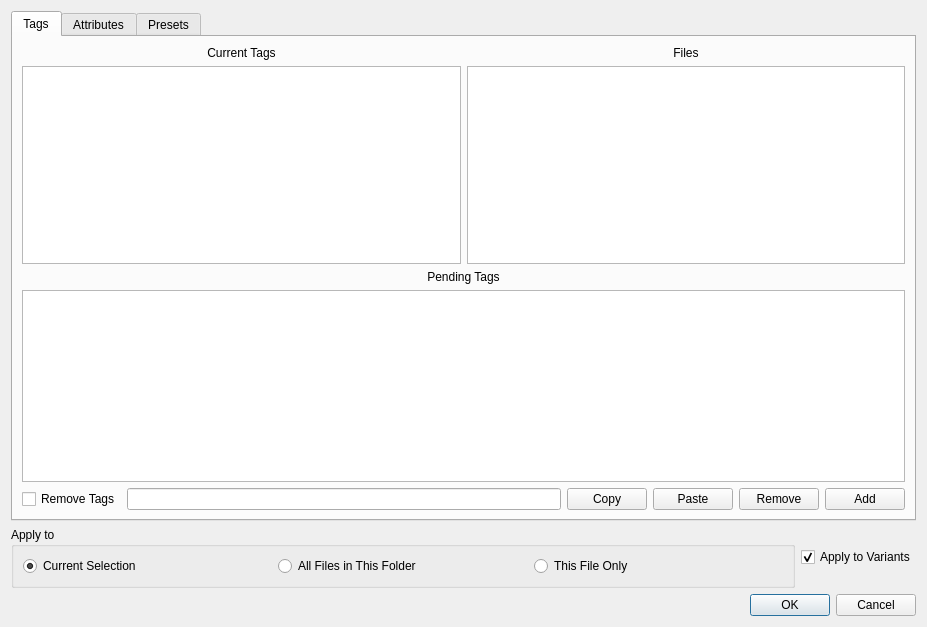
First picture: the form in ui/metadata_dialog.ui, repository DiamondHawk8/Oculus, before the edit.
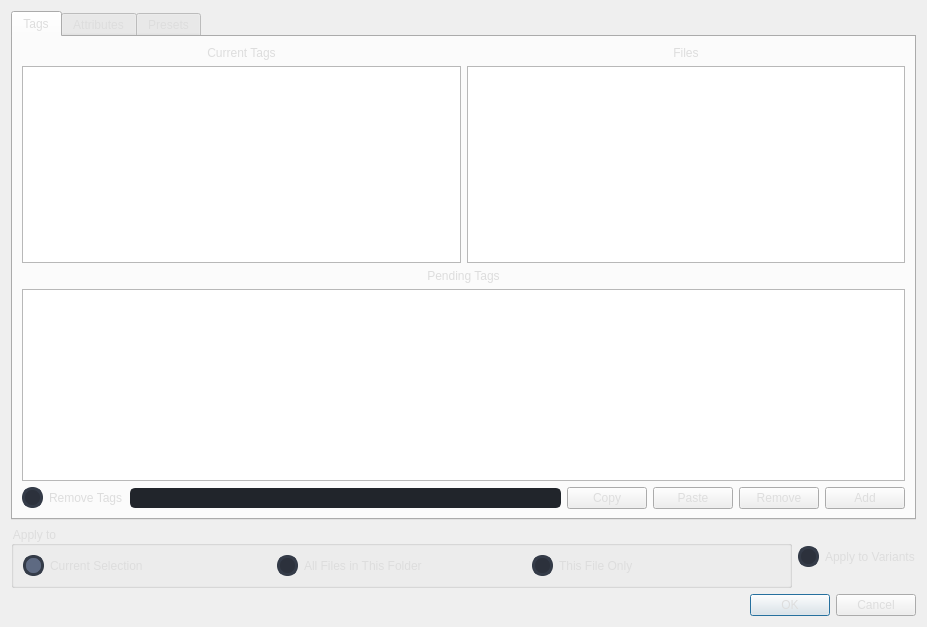
Second picture: the form after the edit. Icons and pictures are not drawn.

Commit message: Apply stylesheet to metadata_dialog.ui

Diff of the .ui file:
```diff
--- a/ui/metadata_dialog.ui
+++ b/ui/metadata_dialog.ui
@@ -13,6 +13,513 @@
   <property name="windowTitle">
    <string>Edit Metadata</string>
   </property>
+  <property name="styleSheet">
+   <string notr="true">QWidget{
+	color: rgb(221, 221, 221);
+	font: 10pt &quot;Segoe UI&quot;;
+}
+
+/* /////////////////////////////////////////////////////////////////////////////////////////////////
+Tooltip */
+QToolTip {
+	color: #ffffff;
+	background-color: rgba(33, 37, 43, 180);
+	border: 1px solid rgb(44, 49, 58);
+	background-image: none;
+	background-position: left center;
+    background-repeat: no-repeat;
+	border: none;
+	border-left: 2px solid rgb(255, 121, 198);
+	text-align: left;
+	padding-left: 8px;
+	margin: 0px;
+}
+
+/* /////////////////////////////////////////////////////////////////////////////////////////////////
+Bg App */
+#bgApp {
+	background-color: rgb(40, 44, 52);
+	border: 1px solid rgb(44, 49, 58);
+}
+
+/* /////////////////////////////////////////////////////////////////////////////////////////////////
+Left Menu */
+#leftMenuBg {
+	background-color: rgb(33, 37, 43);
+}
+#topLogo {
+	background-color: rgb(33, 37, 43);
+	background-image: url(:/images/images/images/PyDracula.png);
+	background-position: centered;
+	background-repeat: no-repeat;
+}
+#titleLeftApp { font: 63 12pt &quot;Segoe UI Semibold&quot;; }
+#titleLeftDescription { font: 8pt &quot;Segoe UI&quot;; color: rgb(189, 147, 249); }
+
+/* MENUS */
+#topMenu .QPushButton {
+	background-position: left center;
+    background-repeat: no-repeat;
+	border: none;
+	border-left: 22px solid transparent;
+	background-color: transparent;
+	text-align: left;
+	padding-left: 44px;
+}
+#topMenu .QPushButton:hover {
+	background-color: rgb(40, 44, 52);
+}
+#topMenu .QPushButton:pressed {
+	background-color: rgb(189, 147, 249);
+	color: rgb(255, 255, 255);
+}
+#bottomMenu .QPushButton {
+	background-position: left center;
+    background-repeat: no-repeat;
+	border: none;
+	border-left: 20px solid transparent;
+	background-color:transparent;
+	text-align: left;
+	padding-left: 44px;
+}
+#bottomMenu .QPushButton:hover {
+	background-color: rgb(40, 44, 52);
+}
+#bottomMenu .QPushButton:pressed {
+	background-color: rgb(189, 147, 249);
+	color: rgb(255, 255, 255);
+}
+#leftMenuFrame{
+	border-top: 3px solid rgb(44, 49, 58);
+}
+
+/* Toggle Button */
+#toggleButton {
+	background-position: left center;
+    background-repeat: no-repeat;
+	border: none;
+	border-left: 20px solid transparent;
+	background-color: rgb(37, 41, 48);
+	text-align: left;
+	padding-left: 44px;
+	color: rgb(113, 126, 149);
+}
+#toggleButton:hover {
+	background-color: rgb(40, 44, 52);
+}
+#toggleButton:pressed {
+	background-color: rgb(189, 147, 249);
+}
+
+/* Title Menu */
+#titleRightInfo { padding-left: 10px; }
+
+
+/* /////////////////////////////////////////////////////////////////////////////////////////////////
+Extra Tab */
+#extraLeftBox {
+	background-color: rgb(44, 49, 58);
+}
+#extraTopBg{
+	background-color: rgb(189, 147, 249)
+}
+
+/* Icon */
+#extraIcon {
+	background-position: center;
+	background-repeat: no-repeat;
+	background-image: url(:/icons/icon_settings.png);
+}
+
+/* Label */
+#extraLabel { color: rgb(255, 255, 255); }
+
+/* Btn Close */
+#extraCloseColumnBtn { background-color: rgba(255, 255, 255, 0); border: none;  border-radius: 5px; }
+#extraCloseColumnBtn:hover { background-color: rgb(196, 161, 249); border-style: solid; border-radius: 4px; }
+#extraCloseColumnBtn:pressed { background-color: rgb(180, 141, 238); border-style: solid; border-radius: 4px; }
+
+/* Extra Content */
+#extraContent{
+	border-top: 3px solid rgb(40, 44, 52);
+}
+
+/* Extra Top Menus */
+#extraTopMenu .QPushButton {
+background-position: left center;
+    background-repeat: no-repeat;
+	border: none;
+	border-left: 22px solid transparent;
+	background-color:transparent;
+	text-align: left;
+	padding-left: 44px;
+}
+#extraTopMenu .QPushButton:hover {
+	background-color: rgb(40, 44, 52);
+}
+#extraTopMenu .QPushButton:pressed {
+	background-color: rgb(189, 147, 249);
+	color: rgb(255, 255, 255);
+}
+
+/* /////////////////////////////////////////////////////////////////////////////////////////////////
+Content App */
+#contentTopBg{
+	background-color: rgb(33, 37, 43);
+}
+#contentBottom{
+	border-top: 3px solid rgb(44, 49, 58);
+}
+
+/* Top Buttons */
+#rightButtons .QPushButton { background-color: rgba(255, 255, 255, 0); border: none;  border-radius: 5px; }
+#rightButtons .QPushButton:hover { background-color: rgb(44, 49, 57); border-style: solid; border-radius: 4px; }
+#rightButtons .QPushButton:pressed { background-color: rgb(23, 26, 30); border-style: solid; border-radius: 4px; }
+
+/* Theme Settings */
+#extraRightBox { background-color: rgb(44, 49, 58); }
+#themeSettingsTopDetail { background-color: rgb(189, 147, 249); }
+
+/* Bottom Bar */
+#bottomBar { background-color: rgb(44, 49, 58); }
+#bottomBar QLabel { font-size: 11px; color: rgb(113, 126, 149); padding-left: 10px; padding-right: 10px; padding-bottom: 2px; }
+
+/* CONTENT SETTINGS */
+/* MENUS */
+#contentSettings .QPushButton {
+	background-position: left center;
+    background-repeat: no-repeat;
+	border: none;
+	border-left: 22px solid transparent;
+	background-color:transparent;
+	text-align: left;
+	padding-left: 44px;
+}
+#contentSettings .QPushButton:hover {
+	background-color: rgb(40, 44, 52);
+}
+#contentSettings .QPushButton:pressed {
+	background-color: rgb(189, 147, 249);
+	color: rgb(255, 255, 255);
+}
+
+/* /////////////////////////////////////////////////////////////////////////////////////////////////
+QTableWidget */
+QTableWidget {
+	background-color: transparent;
+	padding: 10px;
+	border-radius: 5px;
+	gridline-color: rgb(44, 49, 58);
+	border-bottom: 1px solid rgb(44, 49, 60);
+}
+QTableWidget::item{
+	border-color: rgb(44, 49, 60);
+	padding-left: 5px;
+	padding-right: 5px;
+	gridline-color: rgb(44, 49, 60);
+}
+QTableWidget::item:selected{
+	background-color: rgb(189, 147, 249);
+}
+QHeaderView::section{
+	background-color: rgb(33, 37, 43);
+	max-width: 30px;
+	border: 1px solid rgb(44, 49, 58);
+	border-style: none;
+    border-bottom: 1px solid rgb(44, 49, 60);
+    border-right: 1px solid rgb(44, 49, 60);
+}
+QTableWidget::horizontalHeader {
+	background-color: rgb(33, 37, 43);
+}
+QHeaderView::section:horizontal
+{
+    border: 1px solid rgb(33, 37, 43);
+	background-color: rgb(33, 37, 43);
+	padding: 3px;
+	border-top-left-radius: 7px;
+    border-top-right-radius: 7px;
+}
+QHeaderView::section:vertical
+{
+    border: 1px solid rgb(44, 49, 60);
+}
+
+/* /////////////////////////////////////////////////////////////////////////////////////////////////
+LineEdit */
+QLineEdit {
+	background-color: rgb(33, 37, 43);
+	border-radius: 5px;
+	border: 2px solid rgb(33, 37, 43);
+	padding-left: 10px;
+	selection-color: rgb(255, 255, 255);
+	selection-background-color: rgb(255, 121, 198);
+}
+QLineEdit:hover {
+	border: 2px solid rgb(64, 71, 88);
+}
+QLineEdit:focus {
+	border: 2px solid rgb(91, 101, 124);
+}
+
+/* /////////////////////////////////////////////////////////////////////////////////////////////////
+PlainTextEdit */
+QPlainTextEdit {
+	background-color: rgb(27, 29, 35);
+	border-radius: 5px;
+	padding: 10px;
+	selection-color: rgb(255, 255, 255);
+	selection-background-color: rgb(255, 121, 198);
+}
+QPlainTextEdit  QScrollBar:vertical {
+    width: 8px;
+ }
+QPlainTextEdit  QScrollBar:horizontal {
+    height: 8px;
+ }
+QPlainTextEdit:hover {
+	border: 2px solid rgb(64, 71, 88);
+}
+QPlainTextEdit:focus {
+	border: 2px solid rgb(91, 101, 124);
+}
+
+/* /////////////////////////////////////////////////////////////////////////////////////////////////
+ScrollBars */
+QScrollBar:horizontal {
+    border: none;
+    background: rgb(52, 59, 72);
+    height: 8px;
+    margin: 0px 21px 0 21px;
+	border-radius: 0px;
+}
+QScrollBar::handle:horizontal {
+    background: rgb(189, 147, 249);
+    min-width: 25px;
+	border-radius: 4px
+}
+QScrollBar::add-line:horizontal {
+    border: none;
+    background: rgb(55, 63, 77);
+    width: 20px;
+	border-top-right-radius: 4px;
+    border-bottom-right-radius: 4px;
+    subcontrol-position: right;
+    subcontrol-origin: margin;
+}
+QScrollBar::sub-line:horizontal {
+    border: none;
+    background: rgb(55, 63, 77);
+    width: 20px;
+	border-top-left-radius: 4px;
+    border-bottom-left-radius: 4px;
+    subcontrol-position: left;
+    subcontrol-origin: margin;
+}
+QScrollBar::up-arrow:horizontal, QScrollBar::down-arrow:horizontal
+{
+     background: none;
+}
+QScrollBar::add-page:horizontal, QScrollBar::sub-page:horizontal
+{
+     background: none;
+}
+ QScrollBar:vertical {
+	border: none;
+    background: rgb(52, 59, 72);
+    width: 8px;
+    margin: 21px 0 21px 0;
+	border-radius: 0px;
+ }
+ QScrollBar::handle:vertical {
+	background: rgb(189, 147, 249);
+    min-height: 25px;
+	border-radius: 4px
+ }
+ QScrollBar::add-line:vertical {
+     border: none;
+    background: rgb(55, 63, 77);
+     height: 20px;
+	border-bottom-left-radius: 4px;
+    border-bottom-right-radius: 4px;
+     subcontrol-position: bottom;
+     subcontrol-origin: margin;
+ }
+ QScrollBar::sub-line:vertical {
+	border: none;
+    background: rgb(55, 63, 77);
+     height: 20px;
+	border-top-left-radius: 4px;
+    border-top-right-radius: 4px;
+     subcontrol-position: top;
+     subcontrol-origin: margin;
+ }
+ QScrollBar::up-arrow:vertical, QScrollBar::down-arrow:vertical {
+     background: none;
+ }
+
+ QScrollBar::add-page:vertical, QScrollBar::sub-page:vertical {
+     background: none;
+ }
+
+/* /////////////////////////////////////////////////////////////////////////////////////////////////
+CheckBox */
+QCheckBox::indicator {
+    border: 3px solid rgb(52, 59, 72);
+	width: 15px;
+	height: 15px;
+	border-radius: 10px;
+    background: rgb(44, 49, 60);
+}
+QCheckBox::indicator:hover {
+    border: 3px solid rgb(58, 66, 81);
+}
+QCheckBox::indicator:checked {
+    background: 3px solid rgb(52, 59, 72);
+	border: 3px solid rgb(52, 59, 72);
+	background-image: url(:/icons/cil-check-alt.png);
+}
+
+/* /////////////////////////////////////////////////////////////////////////////////////////////////
+RadioButton */
+QRadioButton::indicator {
+    border: 3px solid rgb(52, 59, 72);
+	width: 15px;
+	height: 15px;
+	border-radius: 10px;
+    background: rgb(44, 49, 60);
+}
+QRadioButton::indicator:hover {
+    border: 3px solid rgb(58, 66, 81);
+}
+QRadioButton::indicator:checked {
+    background: 3px solid rgb(94, 106, 130);
+	border: 3px solid rgb(52, 59, 72);
+}
+
+/* /////////////////////////////////////////////////////////////////////////////////////////////////
+ComboBox */
+QComboBox{
+	background-color: rgb(27, 29, 35);
+	border-radius: 5px;
+	border: 2px solid rgb(33, 37, 43);
+	padding: 5px;
+	padding-left: 10px;
+}
+QComboBox:hover{
+	border: 2px solid rgb(64, 71, 88);
+}
+QComboBox::drop-down {
+	subcontrol-origin: padding;
+	subcontrol-position: top right;
+	width: 25px;
+	border-left-width: 3px;
+	border-left-color: rgba(39, 44, 54, 150);
+	border-left-style: solid;
+	border-top-right-radius: 3px;
+	border-bottom-right-radius: 3px;
+	background-image: url(:/icons/cil-arrow-bottom.png);
+	background-position: center;
+	background-repeat: no-reperat;
+ }
+QComboBox QAbstractItemView {
+	color: rgb(255, 121, 198);
+	background-color: rgb(33, 37, 43);
+	padding: 10px;
+	selection-background-color: rgb(39, 44, 54);
+}
+
+/* /////////////////////////////////////////////////////////////////////////////////////////////////
+Sliders */
+QSlider::groove:horizontal {
+    border-radius: 5px;
+    height: 10px;
+	margin: 0px;
+	background-color: rgb(52, 59, 72);
+}
+QSlider::groove:horizontal:hover {
+	background-color: rgb(55, 62, 76);
+}
+QSlider::handle:horizontal {
+    background-color: rgb(189, 147, 249);
+    border: none;
+    height: 10px;
+    width: 10px;
+    margin: 0px;
+	border-radius: 5px;
+}
+QSlider::handle:horizontal:hover {
+    background-color: rgb(195, 155, 255);
+}
+QSlider::handle:horizontal:pressed {
+    background-color: rgb(255, 121, 198);
+}
+
+QSlider::groove:vertical {
+    border-radius: 5px;
+    width: 10px;
+    margin: 0px;
+	background-color: rgb(52, 59, 72);
+}
+QSlider::groove:vertical:hover {
+	background-color: rgb(55, 62, 76);
+}
+QSlider::handle:vertical {
+    background-color: rgb(189, 147, 249);
+	border: none;
+    height: 10px;
+    width: 10px;
+    margin: 0px;
+	border-radius: 5px;
+}
+QSlider::handle:vertical:hover {
+    background-color: rgb(195, 155, 255);
+}
+QSlider::handle:vertical:pressed {
+    background-color: rgb(255, 121, 198);
+}
+
+/* /////////////////////////////////////////////////////////////////////////////////////////////////
+CommandLinkButton */
+QCommandLinkButton {
+	color: rgb(255, 121, 198);
+	border-radius: 5px;
+	padding: 5px;
+}
+QCommandLinkButton:hover {
+	color: rgb(255, 170, 255);
+	background-color: rgb(44, 49, 60);
+}
+QCommandLinkButton:pressed {
+	color: rgb(189, 147, 249);
+	background-color: rgb(52, 58, 71);
+}
+
+/* /////////////////////////////////////////////////////////////////////////////////////////////////
+Button */
+#pagesContainer QPushButton {
+	border: 2px solid rgb(52, 59, 72);
+	border-radius: 5px;
+	background-color: rgb(52, 59, 72);
+}
+#pagesContainer QPushButton:hover {
+	background-color: rgb(57, 65, 80);
+	border: 2px solid rgb(61, 70, 86);
+}
+#pagesContainer QPushButton:pressed {
+	background-color: rgb(35, 40, 49);
+	border: 2px solid rgb(43, 50, 61);
+}
+#title_bar {
+    background-color: #21252e;
+}
+
+
+QToolButton:checked {
+    background-color: rgb(52, 59, 72)
+    border: none;
+}</string>
+  </property>
   <layout class="QVBoxLayout" name="verticalLayout">
    <item>
     <widget class="QTabWidget" name="tabs">
```
Left out of the diff: 4 changed lines with no effect on the pictures. The commit also changes 2 other files.
